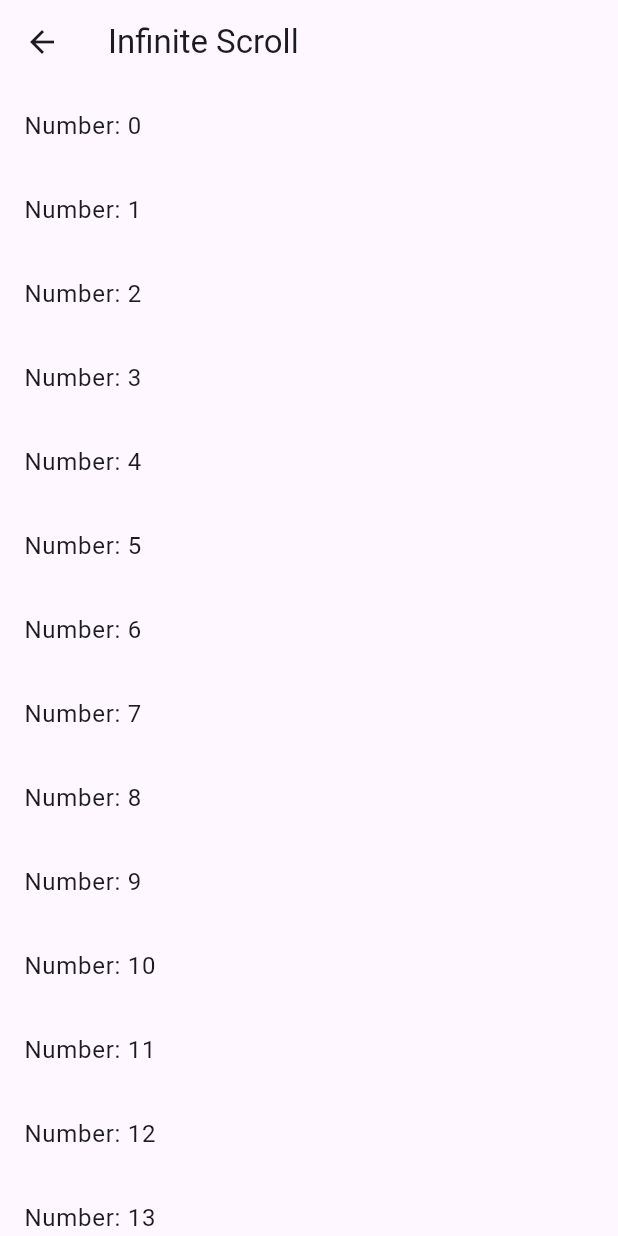
After one commit to kingace2056/random_event_visualizer, a Flutter app: the screen it shows after launch, after a tap on "Infinite Scrool", on a phone screen of 412 x 824 dp. The commit adds this screen. Run offline on Flutter 3.47's test engine with Material 3 defaults, Android fonts, the phone set to English and light mode, and no system bars; our stand-ins replace syncfusion_flutter_charts.

Commit message:
infinite scroll added

```diff
--- /dev/null
+++ b/lib/views/infinite_scroll.dart
@@ -0,0 +1,61 @@
+import 'package:flutter/material.dart';
+
+class InfscrollPage extends StatefulWidget {
+  const InfscrollPage({Key? key}) : super(key: key);
+
+  @override
+  _InfscrollPageState createState() => _InfscrollPageState();
+}
+
+class _InfscrollPageState extends State<InfscrollPage> {
+  late ScrollController _scrollController;
+  List<int> numbers = [];
+
+  @override
+  void initState() {
+    super.initState();
+    _scrollController = ScrollController();
+    _generateNumbers();
+    _scrollController.addListener(_scrollListener);
+  }
+
+  @override
+  void dispose() {
+    _scrollController.dispose();
+    super.dispose();
+  }
+
+  void _scrollListener() {
+    if (_scrollController.offset >=
+        _scrollController.position.maxScrollExtent) {
+      _generateNumbers();
+    }
+  }
+
+  void _generateNumbers() {
+    setState(() {
+      int start = numbers.isEmpty ? 0 : numbers.last + 1;
+      for (int i = start; i < start + 20; i++) {
+        numbers.add(i);
+      }
+    });
+  }
+
+  @override
+  Widget build(BuildContext context) {
+    return Scaffold(
+      appBar: AppBar(
+        title: Text('Infinite Scroll'),
+      ),
+      body: ListView.builder(
+        controller: _scrollController,
+        itemCount: numbers.length,
+        itemBuilder: (BuildContext context, int index) {
+          return ListTile(
+            title: Text('Number: ${numbers[index]}'),
+          );
+        },
+      ),
+    );
+  }
+}
--- a/lib/views/temp_route.dart
+++ b/lib/views/temp_route.dart
@@ -1,6 +1,7 @@
 import 'package:flutter/material.dart';
 import 'package:random_visuals/views/cointoss_view.dart';
 import 'package:random_visuals/views/diceroll_view.dart';
+import 'package:random_visuals/views/infinite_scroll.dart';
 
 class TempPage extends StatelessWidget {
   const TempPage({super.key});
@@ -31,6 +32,15 @@ class TempPage extends StatelessWidget {
                       MaterialPageRoute(builder: (context) => DicerollView()));
                 },
                 child: Text('DicePage')),
+            SizedBox(
+              height: 50,
+            ),
+            ElevatedButton(
+                onPressed: () {
+                  Navigator.of(context).push(
+                      MaterialPageRoute(builder: (context) => InfscrollPage()));
+                },
+                child: Text('Infinite Scrool')),
           ],
         ),
       ),
```
